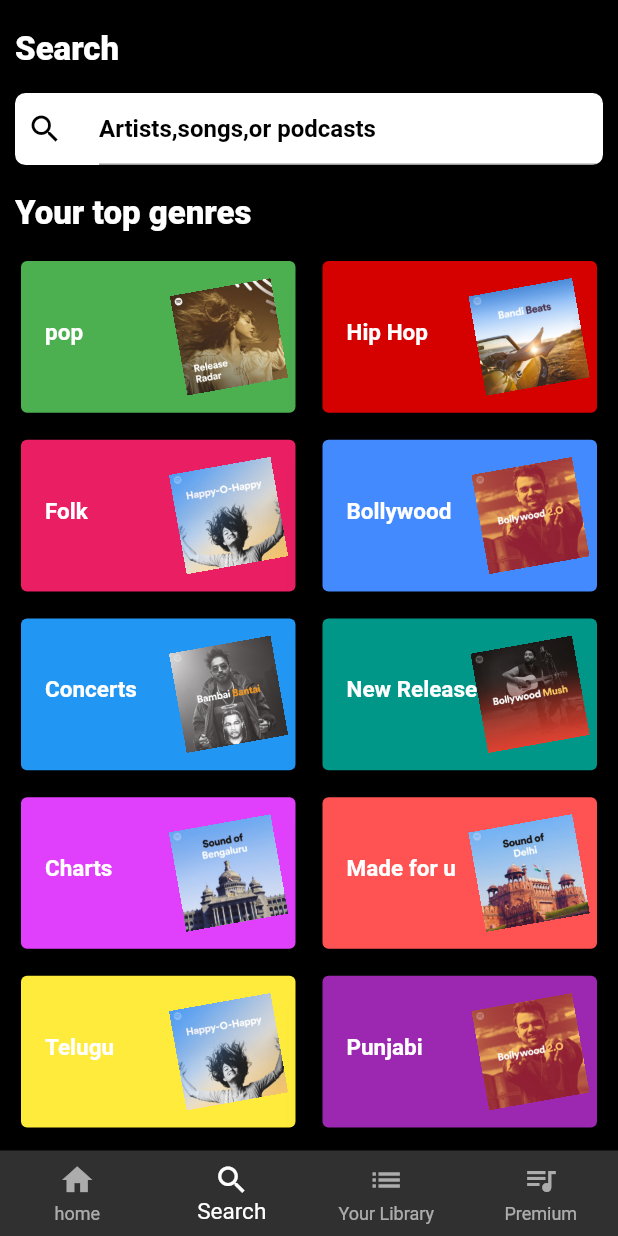
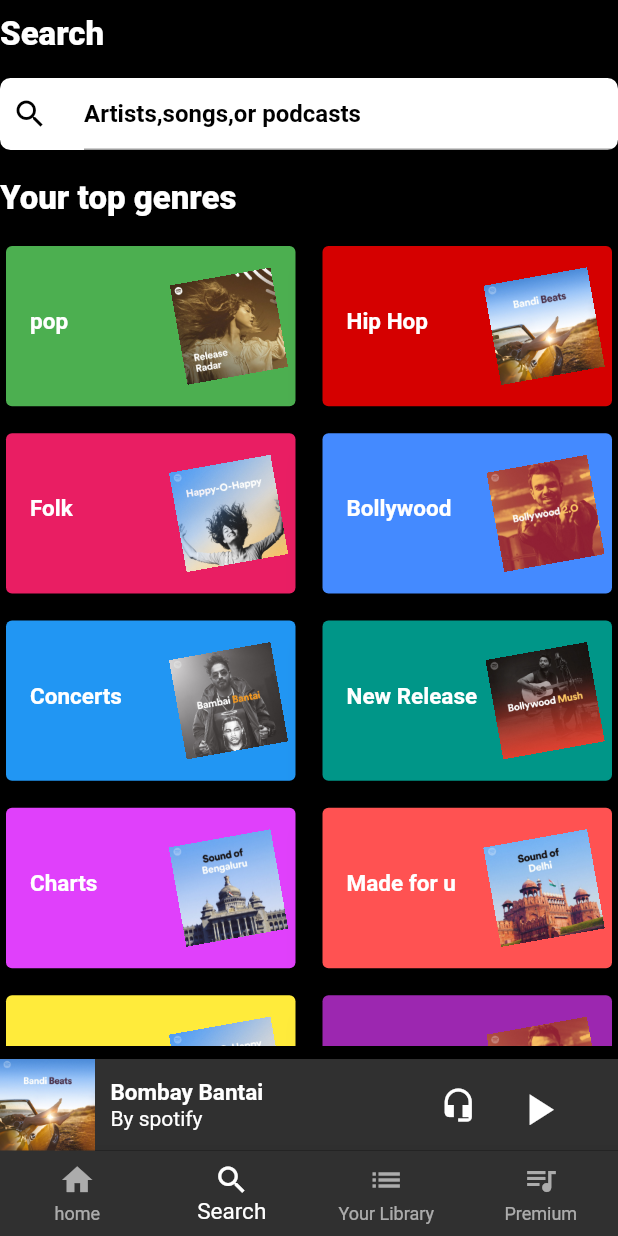
Before and after one commit to san-jayy/Spotify_ui, a Flutter app: the screen it shows after launch, item 2 of the bottom bar chosen, on a phone screen of 412 x 824 dp. Run offline on Flutter 3.47's test engine with Material 2 defaults, Android fonts, the phone set to English and light mode, and no system bars; our stand-ins replace smooth_page_indicator.

Commit message:
final modifications

```diff
--- a/lib/Screens/search_screen.dart
+++ b/lib/Screens/search_screen.dart
@@ -1,5 +1,6 @@
 import 'package:flutter/material.dart';
 import 'package:spotify_ui/Constants.dart';
+import 'package:spotify_ui/Screens/play.dart';
 
 class SearchPage extends StatelessWidget {
   final List<SearchGrid> _genres = [
@@ -38,9 +39,10 @@ class SearchPage extends StatelessWidget {
   ];
   @override
   Widget build(BuildContext context) {
-    return Container(
+    return Stack(children: [
+      Container(
         color: Colors.black,
-      padding: EdgeInsets.all(10),
+        padding: EdgeInsets.all(0),
         child: Column(
           crossAxisAlignment: CrossAxisAlignment.start,
           children: [
@@ -120,11 +122,18 @@ class SearchPage extends StatelessWidget {
               ),
             ),
             SizedBox(
-            height: 5,
+              height: 70,
             ),
           ],
         ),
-    );
+      ),
+      Positioned(
+        bottom: 0,
+        left: 0,
+        right: 0,
+        child: PlayContainer(),
+      )
+    ]);
   }
 }
 
```
Also changed, not shown: lib/Screens/primiumCards/Primium_sc.dart (+13 -1 lines), lib/Screens/primiumCards/primium_plancard.dart (+6 -3 lines). Lines whose indentation alone changed are shown as unchanged.
